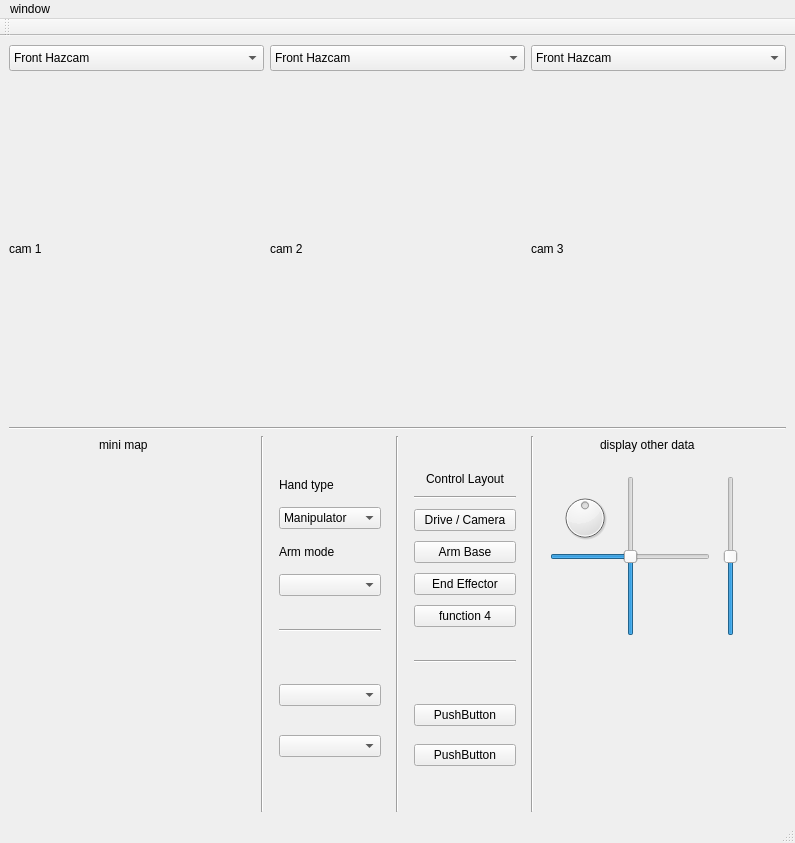
This is catkin_ws/src/hci/ui_files/MainWindow_V2.ui in mcgill-robotics-archive/rover-2015 as Qt 5 draws it before an edit. The edited form follows.
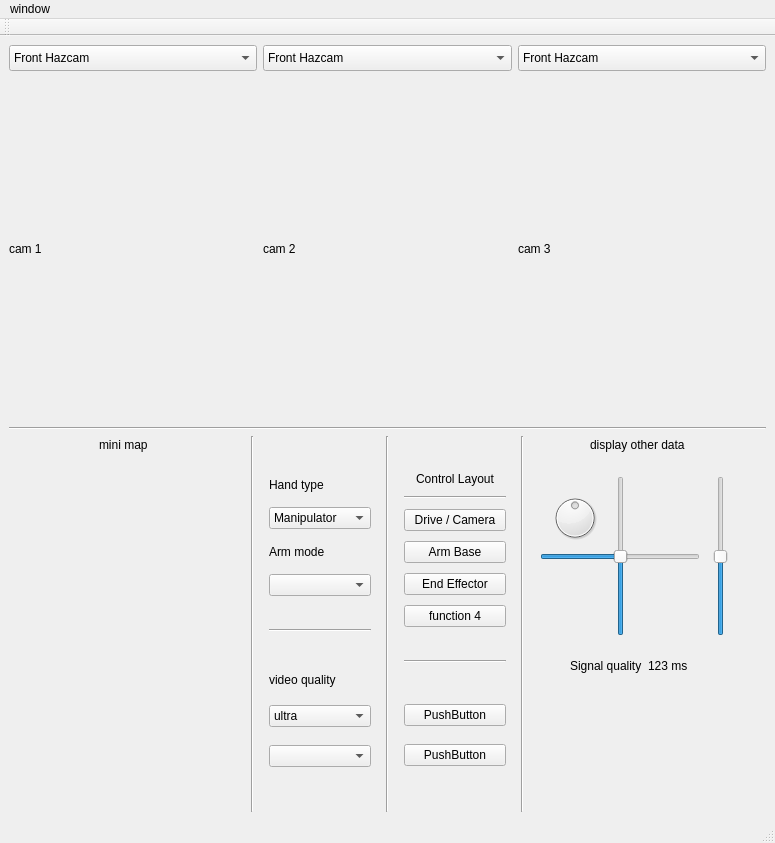
This is the edited form.

```diff
--- a/catkin_ws/src/hci/ui_files/MainWindow_V2.ui
+++ b/catkin_ws/src/hci/ui_files/MainWindow_V2.ui
@@ -6,7 +6,7 @@
    <rect>
     <x>0</x>
     <y>0</y>
-    <width>795</width>
+    <width>775</width>
     <height>843</height>
    </rect>
   </property>
@@ -322,7 +322,36 @@
              <number>0</number>
             </property>
             <item>
-             <widget class="QComboBox" name="comboBox_5"/>
+             <widget class="QLabel" name="video_quality">
+              <property name="sizePolicy">
+               <sizepolicy hsizetype="Fixed" vsizetype="Fixed">
+                <horstretch>0</horstretch>
+                <verstretch>0</verstretch>
+               </sizepolicy>
+              </property>
+              <property name="text">
+               <string>video quality</string>
+              </property>
+             </widget>
+            </item>
+            <item>
+             <widget class="QComboBox" name="videoQualityChoice">
+              <item>
+               <property name="text">
+                <string>ultra</string>
+               </property>
+              </item>
+              <item>
+               <property name="text">
+                <string>high</string>
+               </property>
+              </item>
+              <item>
+               <property name="text">
+                <string>normal</string>
+               </property>
+              </item>
+             </widget>
             </item>
             <item>
              <widget class="QComboBox" name="comboBox_7"/>
@@ -609,6 +638,32 @@
           <enum>Qt::Vertical</enum>
          </property>
         </widget>
+        <widget class="QWidget" name="layoutWidget">
+         <property name="geometry">
+          <rect>
+           <x>40</x>
+           <y>220</y>
+           <width>149</width>
+           <height>19</height>
+          </rect>
+         </property>
+         <layout class="QHBoxLayout" name="horizontalLayout_3">
+          <item>
+           <widget class="QLabel" name="label_4">
+            <property name="text">
+             <string>Signal quality</string>
+            </property>
+           </widget>
+          </item>
+          <item>
+           <widget class="QLabel" name="sig_qual">
+            <property name="text">
+             <string>123 ms</string>
+            </property>
+           </widget>
+          </item>
+         </layout>
+        </widget>
        </widget>
       </item>
      </layout>
@@ -620,7 +675,7 @@
     <rect>
      <x>0</x>
      <y>0</y>
-     <width>795</width>
+     <width>775</width>
      <height>25</height>
     </rect>
    </property>
```
